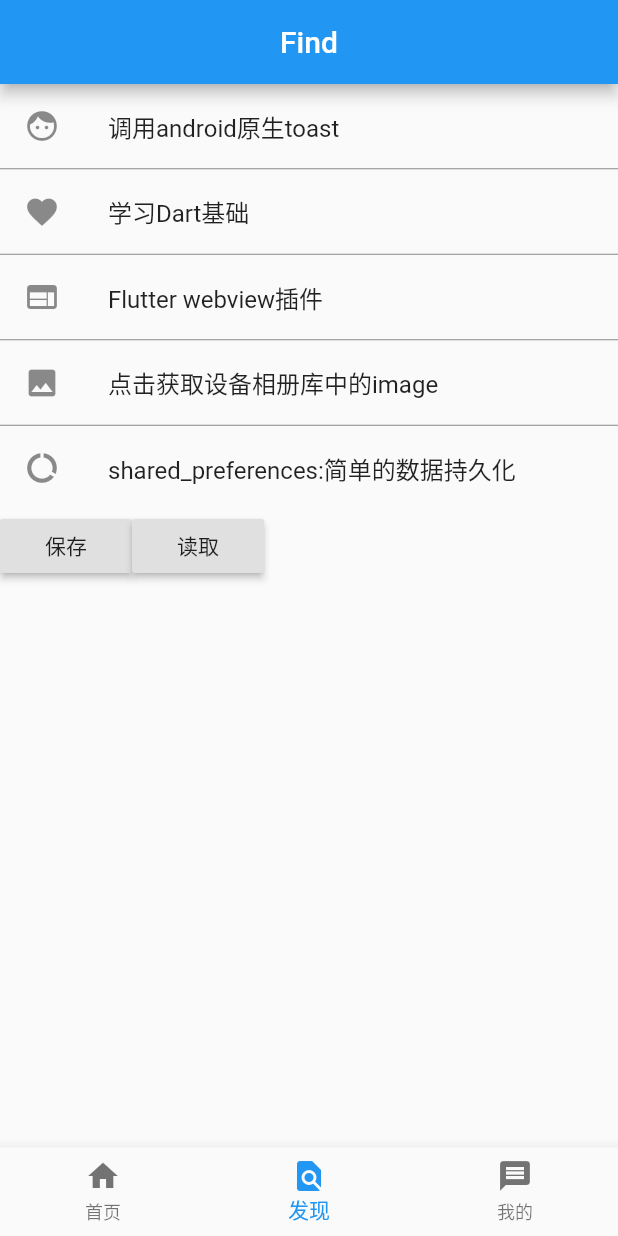
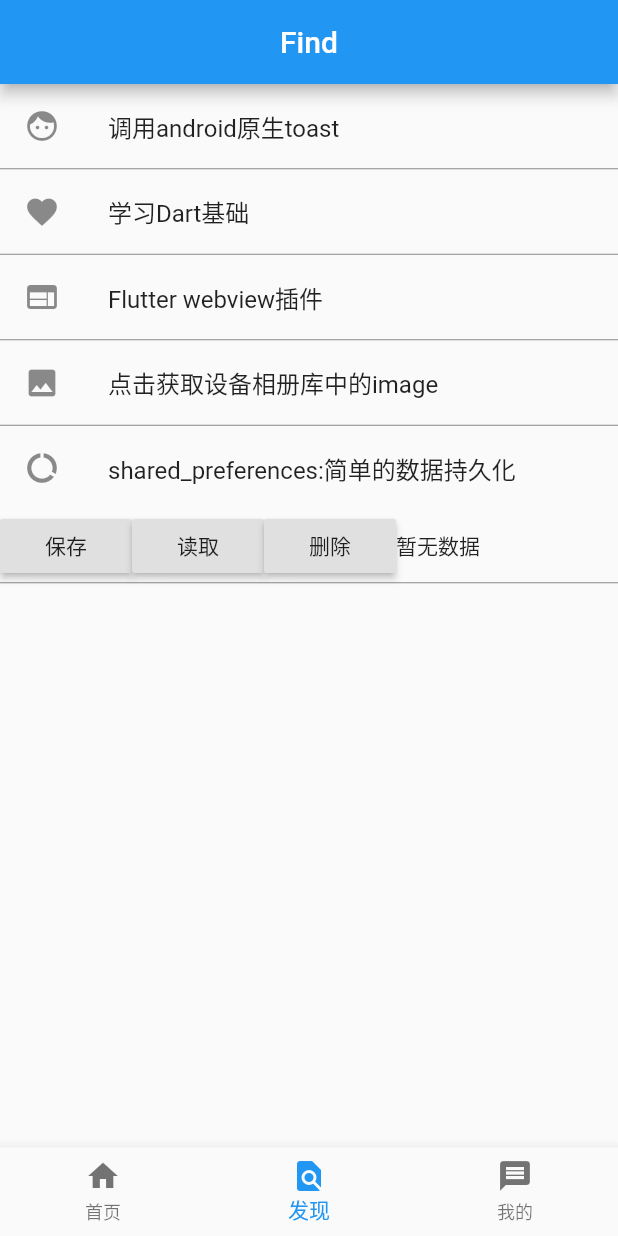
Before and after one commit to weihb/flutter-wechat, a Flutter app: the screen it shows after launch, item 2 of the bottom bar chosen, after a tap on "读取", on a phone screen of 412 x 824 dp. Run offline on Flutter 3.47's test engine with Material 2 defaults, Android fonts, the phone set to English and light mode, and no system bars; our stand-ins replace image_picker, shared_preferences; missing offline and left inert: flutter_webview_plugin.

Commit message:
share preference

```diff
--- a/lib/find.dart
+++ b/lib/find.dart
@@ -24,15 +24,24 @@ class _State extends State<Find> {
   }
 
   var SharedPreferencesText = '';
-  Future  _saveDate() async {
+  Future _saveDate() async {
     SharedPreferences spf = await SharedPreferences.getInstance();
-    await spf.setString('test', '保存测试数据');
+    await spf.setString('test', '测试数据');
   }
 
   Future _readDate() async {
     SharedPreferences spf = await SharedPreferences.getInstance();
     setState(() {
-      SharedPreferencesText = spf.get('test');
+      SharedPreferencesText = spf.get('test') ?? '暂无数据';
+    });
+  }
+
+  Future _deleteDate() async {
+    SharedPreferences spf = await SharedPreferences.getInstance();
+    setState(() {
+      spf
+          .remove('test')
+          .then((bool s) => SharedPreferencesText = s ? '删除成功' : '删除失败');
     });
   }
 
@@ -134,8 +143,16 @@ class _State extends State<Find> {
                 child: new Text('读取'),
                 onPressed: _readDate,
               ),
+              RaisedButton(
+                child: new Text('删除'),
+                onPressed: _deleteDate,
+              ),
               Text(SharedPreferencesText),
             ],
+          ),
+          Divider(
+            color: Colors.black45,
+            height: 1.0,
           ),
         ],
       ),
```
Also changed, not shown: 2 other files.
